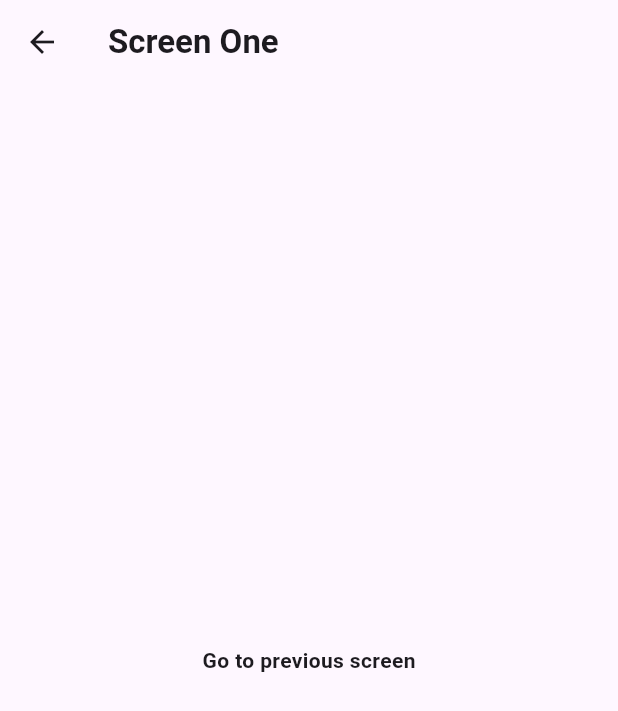
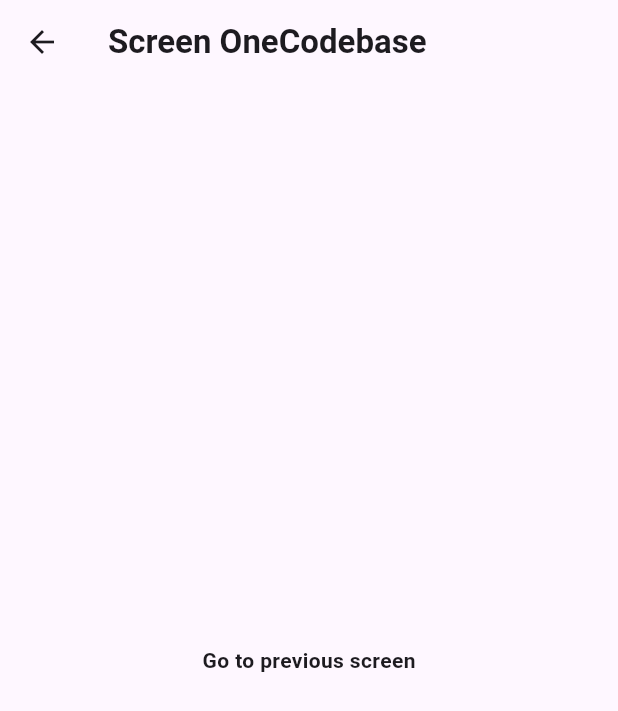
Before and after one commit to shakeebkhan66/learngetxtutorials, a Flutter app: the screen it shows after launch, after a tap on "Go to next screen", on a phone screen of 412 x 824 dp. Shown: the top 711 px of the screen. Run offline on Flutter 3.47's test engine with Material 3 defaults, Android fonts, the phone set to English and light mode, and no system bars; our stand-ins replace get.

Commit message:
pass arguements to next screen

```diff
--- a/lib/home_screen.dart
+++ b/lib/home_screen.dart
@@ -87,8 +87,12 @@ class _HomeScreenState extends State<HomeScreen> {
           Center(
             child: InkWell(
                 onTap: () {
-                  // Get.to(ScreenOne(name: "Shakeeb Ahmed Khan",));
-                  Get.toNamed("/screen");
+                  // Get.to(ScreenOne(name: "Jonathan Khan",));
+                  // Get.toNamed("/screen");
+                  Get.toNamed("/screen", arguments: [
+                    "Codebase",
+                    "My name is this"
+                  ]);
                 },
                 child: const Text(
                   "Go to next screen",
--- a/lib/screen_one.dart
+++ b/lib/screen_one.dart
@@ -2,7 +2,8 @@ import "package:flutter/material.dart";
 import "package:get/get.dart";
 
 class ScreenOne extends StatefulWidget {
-  ScreenOne({super.key});
+  var name;
+  ScreenOne({super.key, this.name = ''});
 
   @override
   State<ScreenOne> createState() => _ScreenOneState();
@@ -13,10 +14,10 @@ class _ScreenOneState extends State<ScreenOne> {
   Widget build(BuildContext context) {
     return Scaffold(
       appBar: AppBar(
-        title: const Text(
-          "Screen One",
+        title: Text(
+          "Screen One" +Get.arguments[0],
           textAlign: TextAlign.center,
-          style: TextStyle(fontWeight: FontWeight.bold),
+          style: const TextStyle(fontWeight: FontWeight.bold),
         ),
       ),
       body: Column(
```
